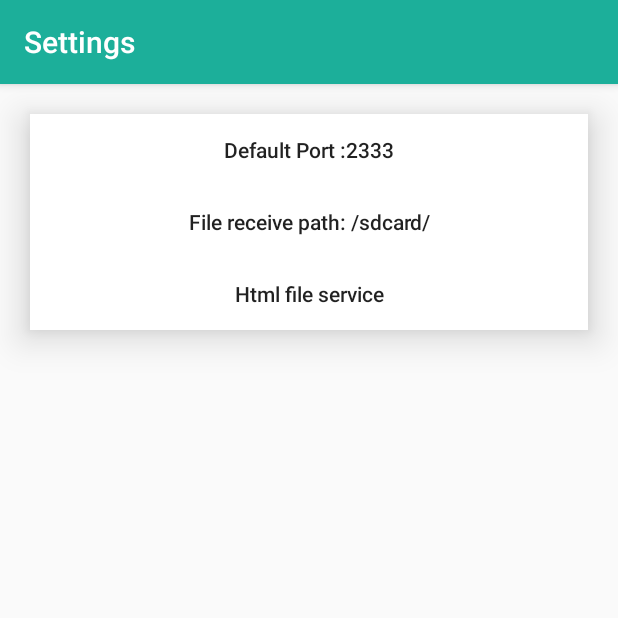
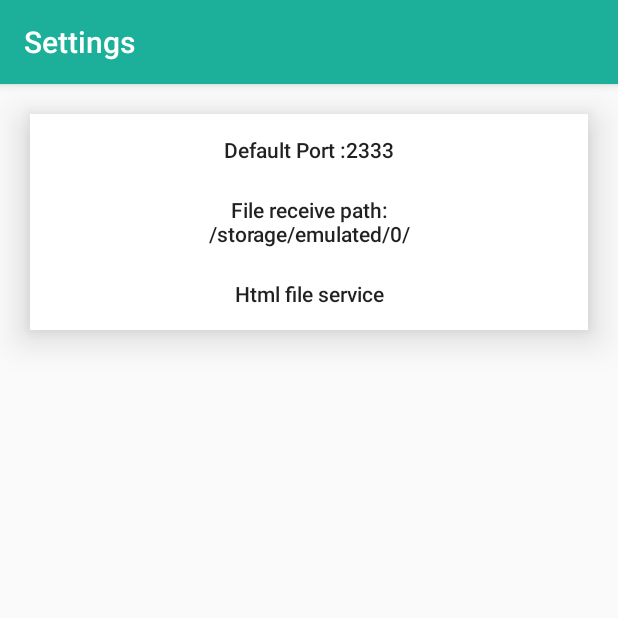
Before and after one commit to StevenZack/LanGenius, an Android app: the SettingsActivity screen opened directly, with no data from a screen before it, on a phone screen of 412 x 824 dp, the top half of it. Run offline under Robolectric (Android 15) with nearby library versions, the phone set to English and light mode, and no system bars.

Commit message:
change sdcard to storage emulated 0

```diff
--- a/app/src/main/java/com/xchat/stevenzack/langenius/MainActivity.java
+++ b/app/src/main/java/com/xchat/stevenzack/langenius/MainActivity.java
@@ -76,7 +76,7 @@ public class MainActivity extends AppCompatActivity {
                     Toast.makeText(MainActivity.this,MainActivity.this.getString(R.string.newFile)+msg.obj.toString(),Toast.LENGTH_SHORT).show();
                     Message newmsg=new Message();
                     newmsg.arg1=2;
-                    newmsg.obj="/sdcard/"+msg.obj.toString();
+                    newmsg.obj="/storage/emulated/0/"+msg.obj.toString();
                     Log.d(TAG, "handleMessage: newmsg.obj="+newmsg.obj.toString());
                     handler.sendMessage(newmsg);
                     break;
--- a/app/src/main/res/values/strings.xml
+++ b/app/src/main/res/values/strings.xml
@@ -6,7 +6,7 @@
     <string name="newClipboard">New Clipboard !</string>
     <string name="newFile">New File :</string>
     <string name="addFileFailed">Add failed ,plz try another File Manager</string>
-    <string name="storagepath">"File receive path: "</string>
+    <string name="storagepath">File receive path:\n</string>
     <string name="websiteAddress">"My Address : "</string>
     <string name="sp_settings" translatable="false">settings</string>
     <string name="sp_sub_frcv_path" translatable="false">frcv_path</string>
@@ -15,7 +15,7 @@
     <string name="settings">Settings</string>
     <string name="sp_sub_port" translatable="false">port</string>
     <string name="default_port" translatable="false">:2333</string>
-    <string name="default_filercvpath" translatable="false">/sdcard/</string>
+    <string name="default_filercvpath" translatable="false">/storage/emulated/0/</string>
     <string name="str_default_port">"Default Port "</string>
     <string name="str_setDefaultPort">Set default port</string>
     <string name="str_setDefaultFileRecvPath">Set file receive path</string>
```
Also changed, not shown: 1 other file.
